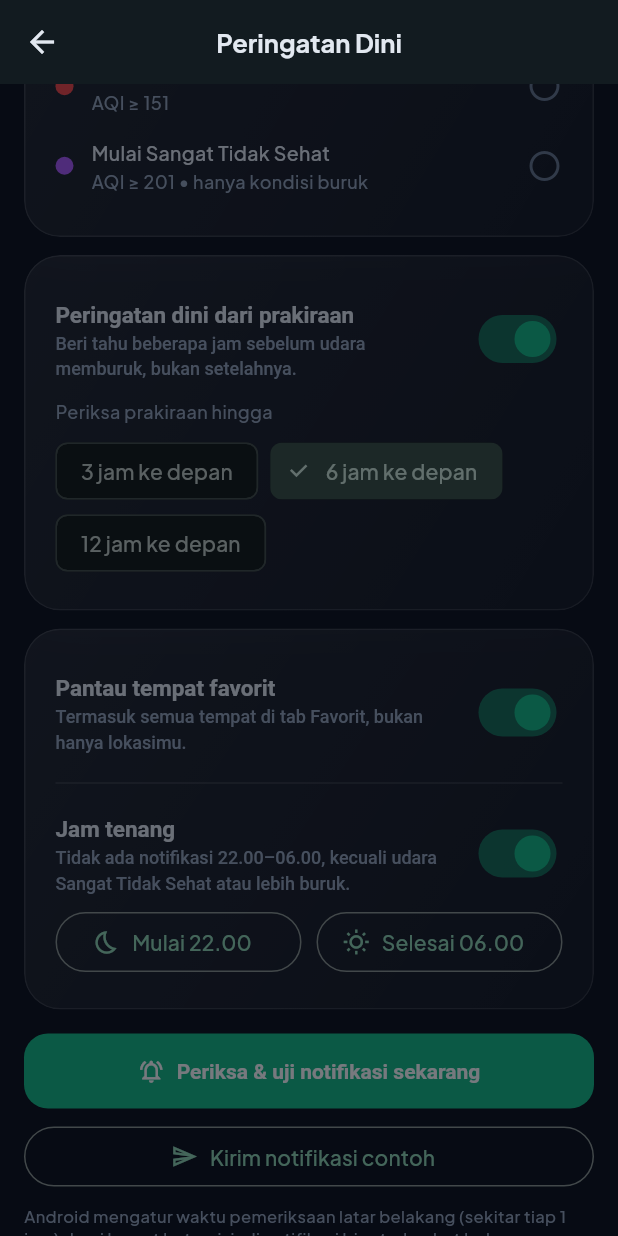
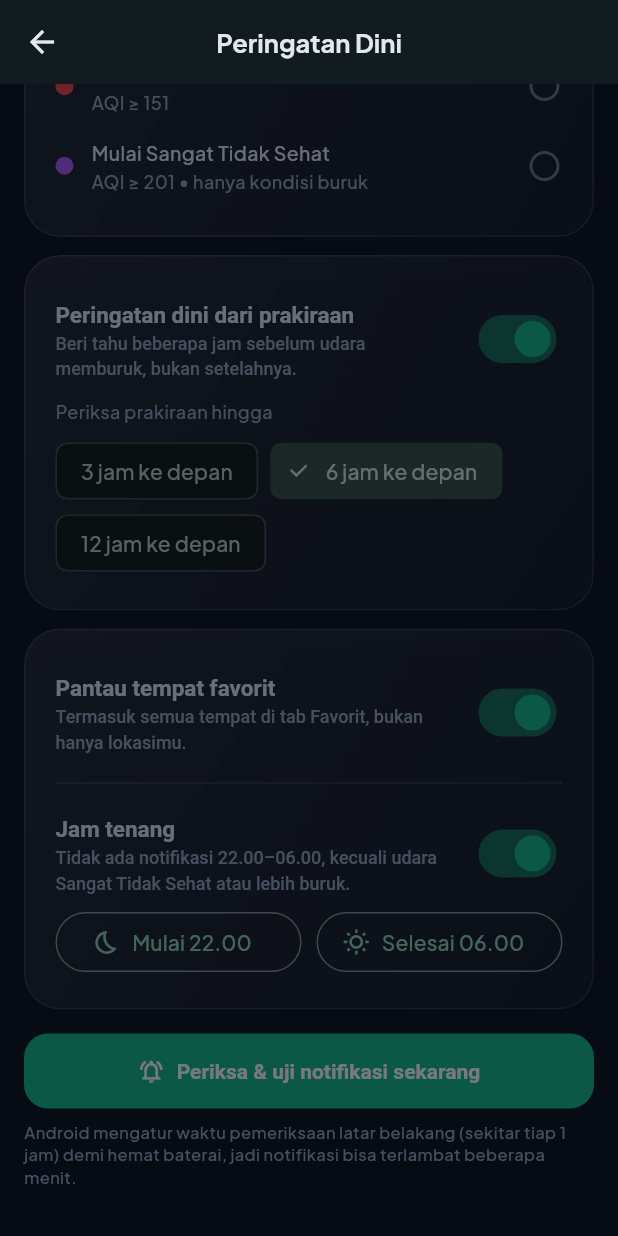
Before and after one commit to drebebb4-glitch/lumair, a Flutter app: the AlertSettingsScreen screen opened directly, scrolled down 277 dp, on a phone screen of 412 x 824 dp. Run offline on Flutter 3.47's test engine with Material 3 defaults, Android fonts, the phone set to English and light mode, and no system bars; our stand-ins replace fl_chart, flutter_local_notifications, flutter_map, flutter_riverpod, geocoding, geolocator and 4 more; missing offline and left inert: dart:js_interop, workmanager; accounts and stored records are empty.

Commit message:
Menghapus tombol yang tidak terpakai

```diff
--- a/lib/presentation/screens/alert_settings_screen.dart
+++ b/lib/presentation/screens/alert_settings_screen.dart
@@ -58,32 +58,6 @@ class _AlertSettingsScreenState extends ConsumerState<AlertSettingsScreen> {
       if (mounted) _toast('Gagal memeriksa. Coba lagi.');
     } finally {
       if (mounted) setState(() => _checking = false);
-    }
-  }
-
-  /// Notifikasi contoh: tidak bergantung pada AQI, untuk memastikan
-  /// izin & tampilan notifikasi berfungsi di perangkat ini.
-  Future<void> _sendSample() async {
-    try {
-      final svc = NotificationService.instance;
-      if (!svc.isSupported) {
-        _toast('Browser/perangkat ini tidak mendukung notifikasi.');
-        return;
-      }
-      final granted = await svc.requestPermission();
-      if (!mounted) return;
-      if (!granted) {
-        _toast('Izin notifikasi belum diberikan.');
-        return;
-      }
-      await svc.show(
-        placeKey: 'lumair_sample',
-        title: 'Notifikasi uji LUMAIR',
-        body: 'Kalau kamu membaca ini, peringatan dini kualitas udara sudah berfungsi.',
-      );
-      if (mounted) _toast('Notifikasi contoh dikirim.');
-    } catch (_) {
-      if (mounted) _toast('Notifikasi contoh gagal ditampilkan di perangkat ini.');
     }
   }
 
@@ -270,15 +244,6 @@ class _AlertSettingsScreenState extends ConsumerState<AlertSettingsScreen> {
                     ),
                   ),
                   const SizedBox(height: AppSpacing.sm),
-                  SizedBox(
-                    width: double.infinity,
-                    child: OutlinedButton.icon(
-                      onPressed: _sendSample,
-                      icon: const Icon(Icons.send_outlined),
-                      label: const Text('Kirim notifikasi contoh'),
-                    ),
-                  ),
-                  const SizedBox(height: AppSpacing.sm),
                   const Text(
                     'Android mengatur waktu pemeriksaan latar belakang (sekitar tiap 1 jam) '
                     'demi hemat baterai, jadi notifikasi bisa terlambat beberapa menit.',
```
